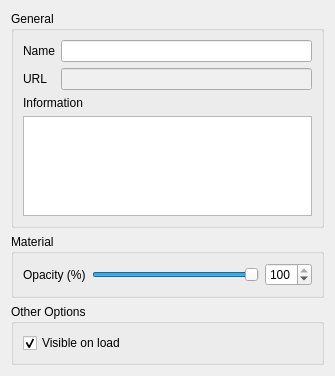
Above: ui/pcproperties.ui from minorua/Qgis2threejs before the change. Below: the same form after it.
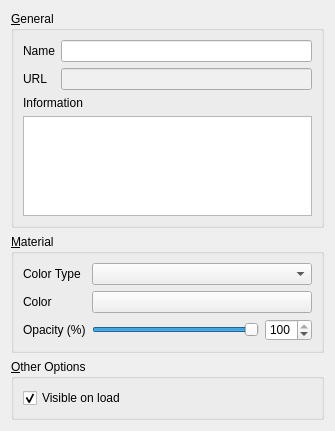
That is the form after the change. Custom widgets are drawn as their Qt base class.

Commit message: point cloud: add color type option

```diff
--- a/ui/pcproperties.ui
+++ b/ui/pcproperties.ui
@@ -7,7 +7,7 @@
     <x>0</x>
     <y>0</y>
     <width>335</width>
-    <height>366</height>
+    <height>398</height>
    </rect>
   </property>
   <property name="windowTitle">
@@ -17,7 +17,7 @@
    <item>
     <widget class="QGroupBox" name="groupBox">
      <property name="title">
-      <string>General</string>
+      <string>&amp;General</string>
      </property>
      <layout class="QVBoxLayout" name="verticalLayout_2">
       <item>
@@ -74,20 +74,32 @@
    <item>
     <widget class="QGroupBox" name="groupBox_2">
      <property name="title">
-      <string>Material</string>
+      <string>&amp;Material</string>
      </property>
-     <layout class="QVBoxLayout" name="verticalLayout_4">
-      <item>
+     <layout class="QFormLayout" name="formLayout_2">
+      <item row="2" column="0">
+       <widget class="QLabel" name="label_17">
+        <property name="text">
+         <string>Opacity (%)</string>
+        </property>
+       </widget>
+      </item>
+      <item row="2" column="1">
        <layout class="QGridLayout" name="gridLayout">
-        <item row="0" column="0">
-         <widget class="QLabel" name="label_17">
-          <property name="text">
-           <string>Opacity (%)</string>
-          </property>
-         </widget>
-        </item>
         <item row="0" column="1">
          <widget class="QSlider" name="horizontalSlider_Opacity">
+          <property name="sizePolicy">
+           <sizepolicy hsizetype="Expanding" vsizetype="Fixed">
+            <horstretch>0</horstretch>
+            <verstretch>0</verstretch>
+           </sizepolicy>
+          </property>
+          <property name="minimumSize">
+           <size>
+            <width>0</width>
+            <height>22</height>
+           </size>
+          </property>
           <property name="maximum">
            <number>100</number>
           </property>
@@ -104,11 +116,11 @@
           <property name="enabled">
            <bool>true</bool>
           </property>
-          <property name="sizePolicy">
-           <sizepolicy hsizetype="Preferred" vsizetype="Fixed">
-            <horstretch>0</horstretch>
-            <verstretch>0</verstretch>
-           </sizepolicy>
+          <property name="minimumSize">
+           <size>
+            <width>0</width>
+            <height>22</height>
+           </size>
           </property>
           <property name="prefix">
            <string extracomment="%"/>
@@ -129,13 +141,46 @@
         </item>
        </layout>
       </item>
+      <item row="0" column="0">
+       <widget class="QLabel" name="label_4">
+        <property name="text">
+         <string>Color Type</string>
+        </property>
+       </widget>
+      </item>
+      <item row="0" column="1">
+       <widget class="QComboBox" name="comboBox_ColorType"/>
+      </item>
+      <item row="1" column="0">
+       <widget class="QLabel" name="label_Color">
+        <property name="text">
+         <string>Color</string>
+        </property>
+       </widget>
+      </item>
+      <item row="1" column="1">
+       <widget class="QgsColorButton" name="colorButton_Color">
+        <property name="sizePolicy">
+         <sizepolicy hsizetype="Preferred" vsizetype="Fixed">
+          <horstretch>0</horstretch>
+          <verstretch>0</verstretch>
+         </sizepolicy>
+        </property>
+        <property name="minimumSize">
+         <size>
+          <width>0</width>
+          <height>22</height>
+         </size>
+        </property>
+       </widget>
+      </item>
      </layout>
     </widget>
    </item>
    <item>
     <widget class="QGroupBox" name="groupBox_3">
      <property name="title">
-      <string>Other Options</string>
+      <string>&amp;Other Options</string>
      </property>
      <layout class="QVBoxLayout" name="verticalLayout_3">
       <item>
@@ -166,6 +211,13 @@
    </item>
   </layout>
  </widget>
+ <customwidgets>
+  <customwidget>
+   <class>QgsColorButton</class>
+   <extends>QToolButton</extends>
+   <header>qgis.gui</header>
+  </customwidget>
+ </customwidgets>
  <tabstops>
   <tabstop>lineEdit_Name</tabstop>
   <tabstop>url</tabstop>
```
Left out of the diff: 8 changed lines with no effect on the pictures. The commit also changes 4 other files.
